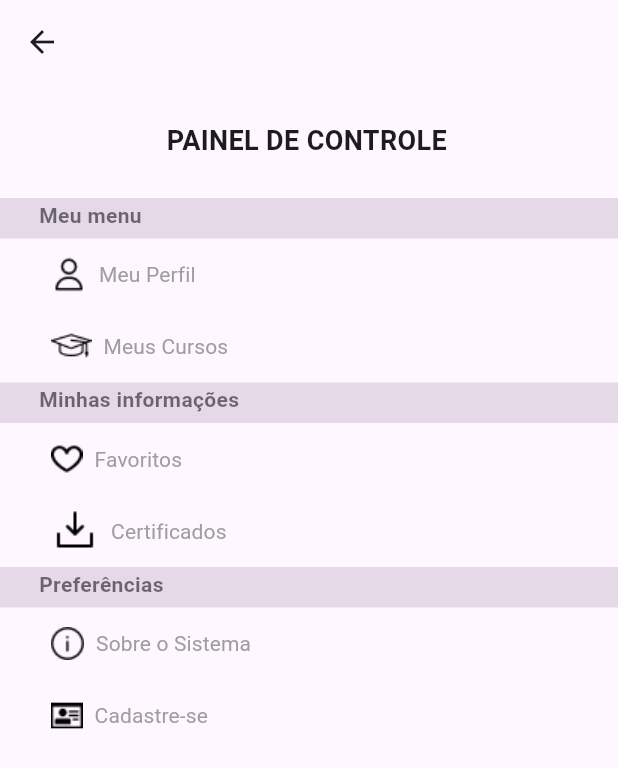
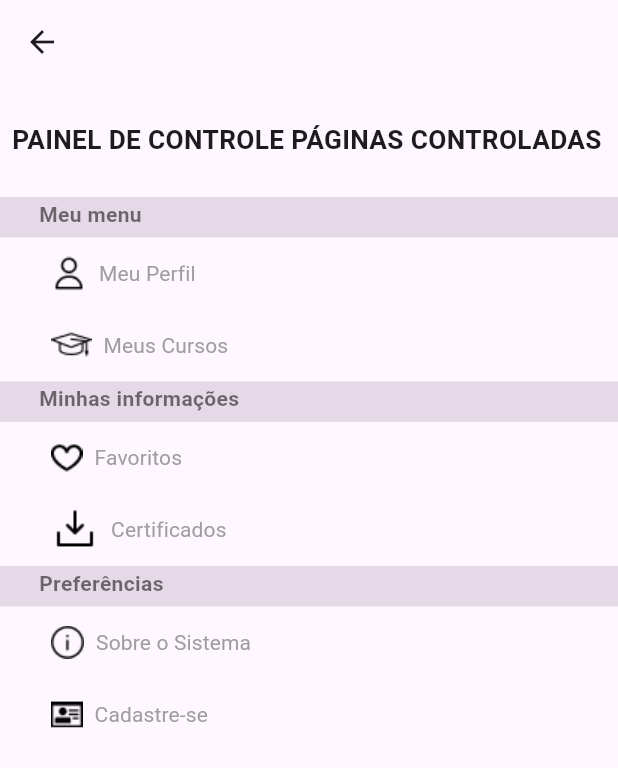
Before and after one commit to luizzlcs/flutter_schemes, a Flutter app: the MenuPage screen opened by its route, on a phone screen of 412 x 824 dp. Shown: the top 768 px of the screen. Run offline on Flutter 3.47's test engine with Material 3 defaults, Android fonts, the light colour scheme and no system bars.

Commit message:
Ajustado texto para atender a resposividade.

```diff
--- a/lib/src/features/componetization/menu/menu_page.dart
+++ b/lib/src/features/componetization/menu/menu_page.dart
@@ -18,7 +18,7 @@ class MenuPage extends StatelessWidget {
         mainAxisAlignment: MainAxisAlignment.start,
         children: [
           TemplateControlPanelWidget(
-            titlePanel: 'PAINEL DE CONTROLE',
+            titlePanel: 'PAINEL DE CONTROLE PÁGINAS CONTROLADAS',
             isTitlePanel: true,
             isButtonMenu: false,
             isStrip: false,
@@ -89,7 +89,6 @@ class MenuPage extends StatelessWidget {
             buttonMenuLabel: 'Cadastre-se',
             buttonMenuRouter: '/register',
           ),
-
         ],
       ),
     );
```
